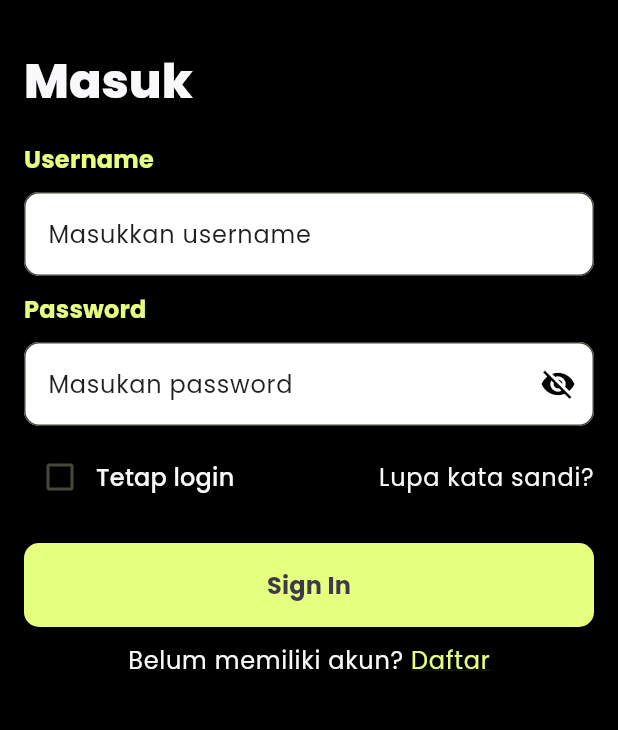
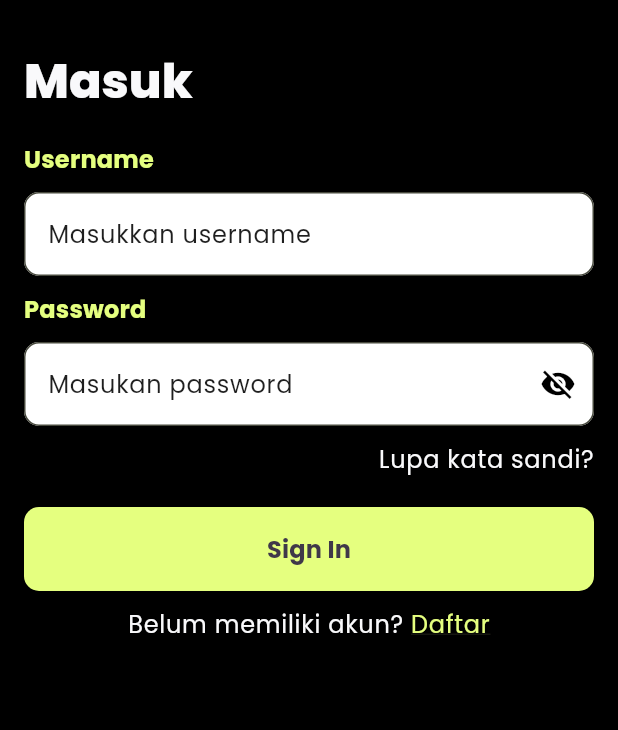
Before and after one commit to TreeAngel/help_me_alpha_dev, a Flutter app: the screen it shows after launch, on a phone screen of 412 x 824 dp, the part 93-823 px from its top. Run offline on Flutter 3.47's test engine with Material 3 defaults, Android fonts, the phone set to English and light mode, and no system bars; our stand-ins replace cached_network_image, carousel_slider, dio, equatable, firebase_core, firebase_messaging and 13 more; missing offline and left inert: midtrans_snap; accounts and stored records are empty.

Commit message:
Minor changes

```diff
--- a/lib/blocs/auth/auth_event.dart
+++ b/lib/blocs/auth/auth_event.dart
@@ -58,8 +58,6 @@ class ConfirmPasswordChanged extends AuthEvent {
 
 class TogglePasswordVisibility extends AuthEvent {}
 
-class ToggleRememberMe extends AuthEvent {}
-
 class SignInSubmitted extends AuthEvent {}
 
 class SignUpSubmitted extends AuthEvent {}
--- a/lib/ui/pages/auth/sign_in_page.dart
+++ b/lib/ui/pages/auth/sign_in_page.dart
@@ -72,10 +72,9 @@ class SignInPage extends StatelessWidget {
                             _passwordInputField(state, context, textTheme),
                             const SizedBox(height: 10),
                             Row(
-                              mainAxisAlignment: MainAxisAlignment.spaceBetween,
+                              textDirection: TextDirection.rtl,
                               children: [
-                                _rememberMeCheckBox(state, context, textTheme),
-                                _forgetPassword(context, textTheme)
+                                _forgetPassword(context, textTheme),
                               ],
                             ),
                             const SizedBox(height: 20),
@@ -144,27 +143,6 @@ class SignInPage extends StatelessWidget {
           fontWeight: FontWeight.normal,
         ),
       ),
-    );
-  }
-
-  Row _rememberMeCheckBox(
-      AuthState state, BuildContext context, TextTheme textTheme) {
-    return Row(
-      children: [
-        Checkbox(
-          value: context.watch<AuthBloc>().rememberMe,
-          onChanged: (value) {
-            context.read<AuthBloc>().add(ToggleRememberMe());
-          },
-        ),
-        Text(
-          'Tetap login',
-          style: textTheme.titleMedium?.copyWith(
-            color: AppColors.darkTextColor,
-            fontWeight: FontWeight.w500,
-          ),
-        )
-      ],
     );
   }
 
--- a/lib/ui/pages/auth/sign_up_page.dart
+++ b/lib/ui/pages/auth/sign_up_page.dart
@@ -186,10 +186,8 @@ class SignUpPage extends StatelessWidget {
       OutlinedButton.icon(
         onPressed: () {
           context.read<AuthBloc>().add(ResetAuthState());
-          WidgetsBinding.instance.addPostFrameCallback((_) {
             context.pop();
             context.goNamed('homePage');
-          });
         },
         style: ButtonStyle(
           backgroundColor: WidgetStateProperty.all(Colors.transparent),
--- a/lib/ui/pages/auth/verify_phone_number_page.dart
+++ b/lib/ui/pages/auth/verify_phone_number_page.dart
@@ -217,7 +217,9 @@ class VerifyPhoneNumberPage extends StatelessWidget {
   ) {
     return TextFormField(
       enabled: currentStatus == StatusOTP.waiting,
-      initialValue: currentStatus == StatusOTP.waiting ? userPhoneNumber : null,
+      initialValue: currentStatus == StatusOTP.waiting
+          ? userPhoneNumber ?? context.read<ProfileBloc>().profile?.phoneNumber
+          : null,
       onChanged: (value) => context.read<ProfileBloc>().add(
             NewPhoneNumberChanged(phoneNumber: value),
           ),
```
Also changed, not shown: lib/blocs/auth/auth_bloc.dart (+4 -13 lines), lib/ui/pages/home/home_page.dart (+34 -6 lines), lib/ui/pages/order/select_problem_page.dart (+6 -4 lines).
